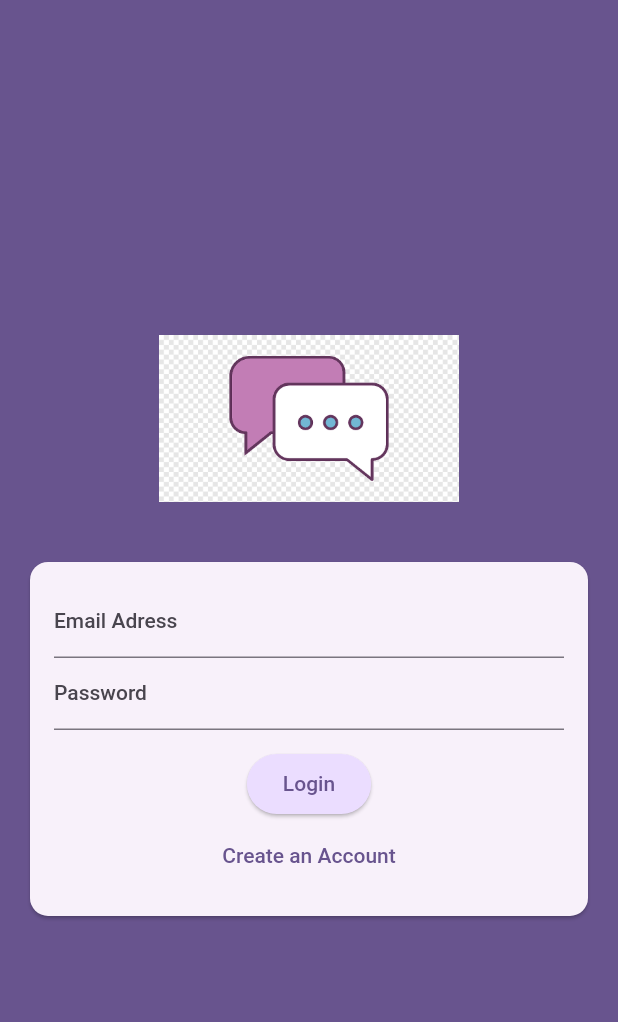
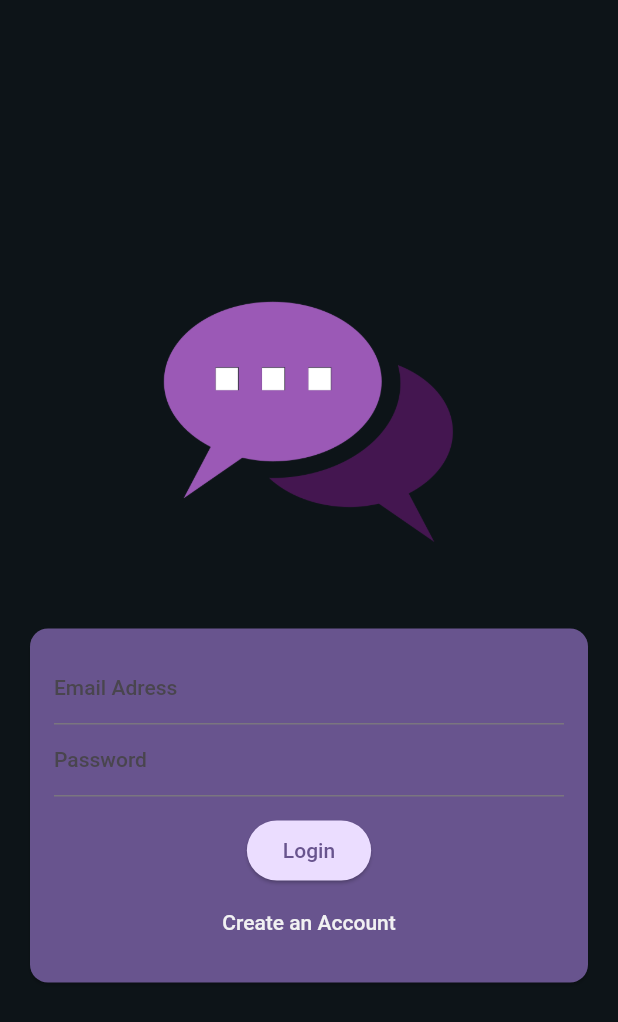
Before and after one commit to pranayjoshi/p_chat, a Flutter app: the AuthScreen screen opened directly, on a phone screen of 412 x 824 dp. Shown: the top 1022 px of the screen. Run offline on Flutter 3.47's test engine with Material 2 defaults, Android fonts, the phone set to English and light mode, and no system bars; our stand-ins replace cloud_firestore, firebase_auth, firebase_core, firebase_storage, image_picker, math_expressions; missing offline and left inert: enough_giphy_flutter; accounts and stored records are empty.

Commit message:
added dependencies

```diff
--- a/lib/apps/auth/screens/auth.dart
+++ b/lib/apps/auth/screens/auth.dart
@@ -5,6 +5,7 @@ import 'package:firebase_auth/firebase_auth.dart';
 import 'package:cloud_firestore/cloud_firestore.dart';
 import 'package:firebase_storage/firebase_storage.dart';
 import 'package:flutter/material.dart';
+import 'package:p_chat/colors.dart';
 
 final _firebase = FirebaseAuth.instance;
 
@@ -81,10 +82,11 @@ class _AuthScreenState extends State<AuthScreen> {
   @override
   Widget build(BuildContext context) {
     return Scaffold(
-      backgroundColor: Theme.of(context).colorScheme.primary,
+      backgroundColor: backgroundColor,
       body: Center(
           child: SingleChildScrollView(
         child: Column(
+
           children: [
             Container(
               margin: EdgeInsets.only(top: 30, bottom: 20, left: 20, right: 20),
@@ -92,6 +94,8 @@ class _AuthScreenState extends State<AuthScreen> {
               child: Image.asset("assets/img/chat.png"),
             ),
             Card(
+
+              color: Theme.of(context).colorScheme.primary,
               margin: EdgeInsets.all(20),
               child: SingleChildScrollView(
                 child: Padding(
@@ -108,8 +112,10 @@ class _AuthScreenState extends State<AuthScreen> {
                             },
                           ),
                         TextFormField(
+                          cursorColor: textColor,
                           decoration: InputDecoration(
                             labelText: "Email Adress",
+                            fillColor: textColor,
                           ),
                           keyboardType: TextInputType.emailAddress,
                           autocorrect: false,
@@ -130,7 +136,7 @@ class _AuthScreenState extends State<AuthScreen> {
                         TextFormField(
                           decoration: InputDecoration(
                             labelText: "Username",
-
+                            fillColor: textColor,
                           ),
                           enableSuggestions: false,
                           autocorrect: false,
@@ -150,6 +156,7 @@ class _AuthScreenState extends State<AuthScreen> {
                         TextFormField(
                           decoration: InputDecoration(
                             labelText: "Password",
+                            fillColor: textColor,
                           ),
                           obscureText: true,
                           validator: (value) {
@@ -184,8 +191,8 @@ class _AuthScreenState extends State<AuthScreen> {
                                 });
                               },
                               child: isLogin
-                                  ? Text("Create an Account")
-                                  : Text("Login instead")),
+                                  ? Text("Create an Account", style: TextStyle(color: textColor),)
+                                  : Text("Login instead", style: TextStyle(color: textColor))),
                       ],
                     ),
                   ),
```
Also changed, not shown: assets/img/chat.png.
